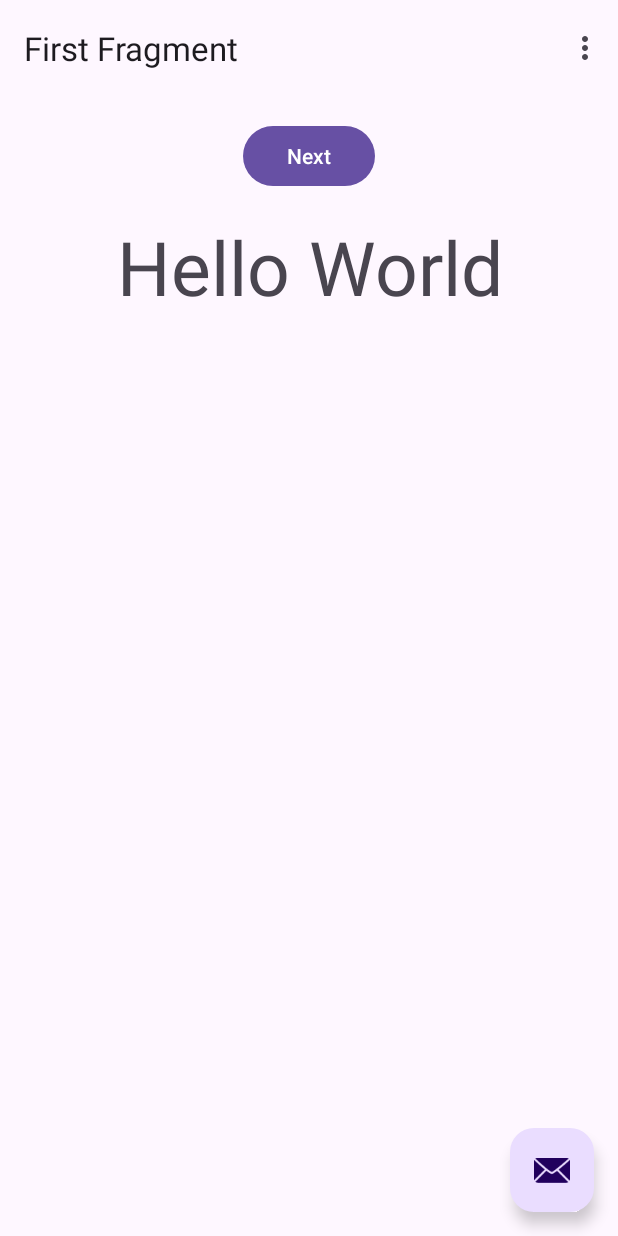
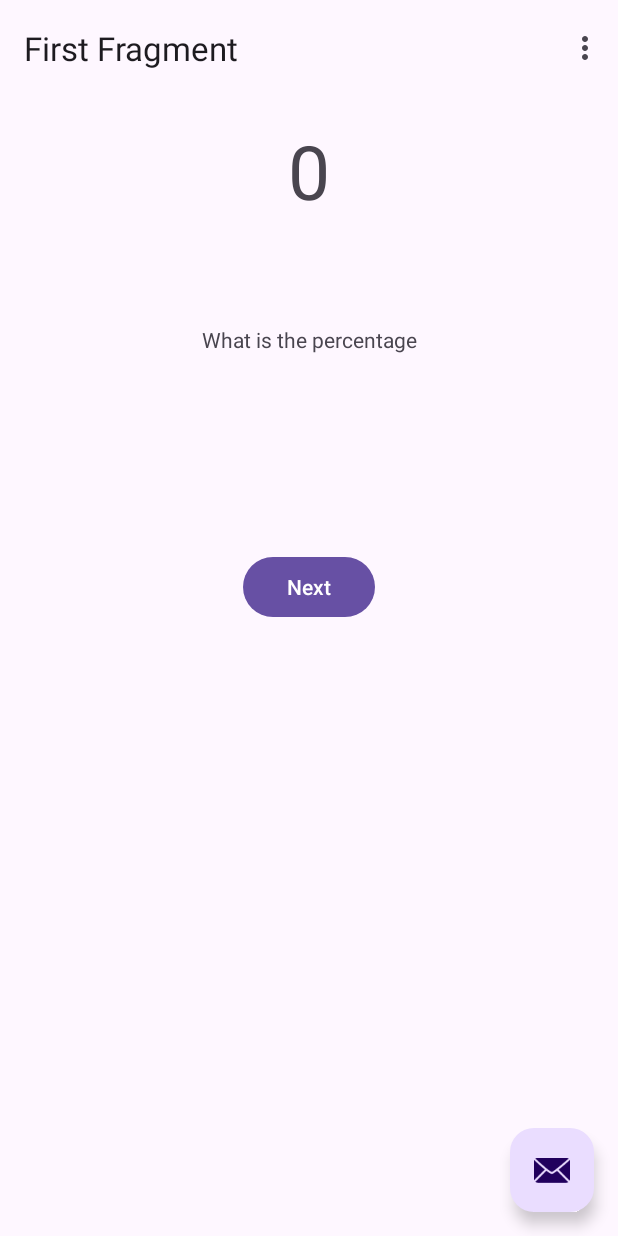
Before and after one commit to alimovlex/Sandbox_DevSlopes, an Android app: the screen it shows after launch (MainActivity), on a phone screen of 412 x 824 dp. Run offline under Robolectric (Android 15) with nearby library versions, the phone set to English and light mode, and no system bars; our stand-ins replace navigation-ui.

Commit message:
Changed the id of textView. Added second UILabel element.

```diff
--- a/Android/Sandbox/app/src/main/res/layout/fragment_first.xml
+++ b/Android/Sandbox/app/src/main/res/layout/fragment_first.xml
@@ -15,23 +15,34 @@
             android:id="@+id/button_first"
             android:layout_width="wrap_content"
             android:layout_height="wrap_content"
+            android:layout_marginTop="131dp"
             android:text="@string/next"
-            app:layout_constraintBottom_toTopOf="@id/textview_first"
             app:layout_constraintEnd_toEndOf="parent"
+            app:layout_constraintHorizontal_bias="0.5"
+            app:layout_constraintStart_toStartOf="parent"
+            app:layout_constraintTop_toBottomOf="@+id/textView" />
+
+        <TextView
+            android:id="@+id/totalTextView"
+            android:layout_width="fill_parent"
+            android:layout_height="wrap_content"
+            android:text="0"
+            android:textAlignment="center"
+            android:textSize="50sp"
+            app:layout_constraintEnd_toEndOf="parent"
+            app:layout_constraintHorizontal_bias="0.5"
             app:layout_constraintStart_toStartOf="parent"
             app:layout_constraintTop_toTopOf="parent" />
 
         <TextView
-            android:id="@+id/textview_first"
-            android:layout_width="fill_parent"
+            android:id="@+id/textView"
+            android:layout_width="wrap_content"
             android:layout_height="wrap_content"
-            android:layout_marginTop="16dp"
-            android:text="Hello World"
-            android:textAlignment="center"
-            android:textSize="50sp"
-            app:layout_constraintBottom_toBottomOf="parent"
+            android:layout_marginTop="69dp"
+            android:text="What is the percentage"
             app:layout_constraintEnd_toEndOf="parent"
+            app:layout_constraintHorizontal_bias="0.5"
             app:layout_constraintStart_toStartOf="parent"
-            app:layout_constraintTop_toBottomOf="@id/button_first" />
+            app:layout_constraintTop_toBottomOf="@+id/totalTextView" />
     </androidx.constraintlayout.widget.ConstraintLayout>
 </androidx.core.widget.NestedScrollView>
```
Also changed, not shown: 1 other file.
